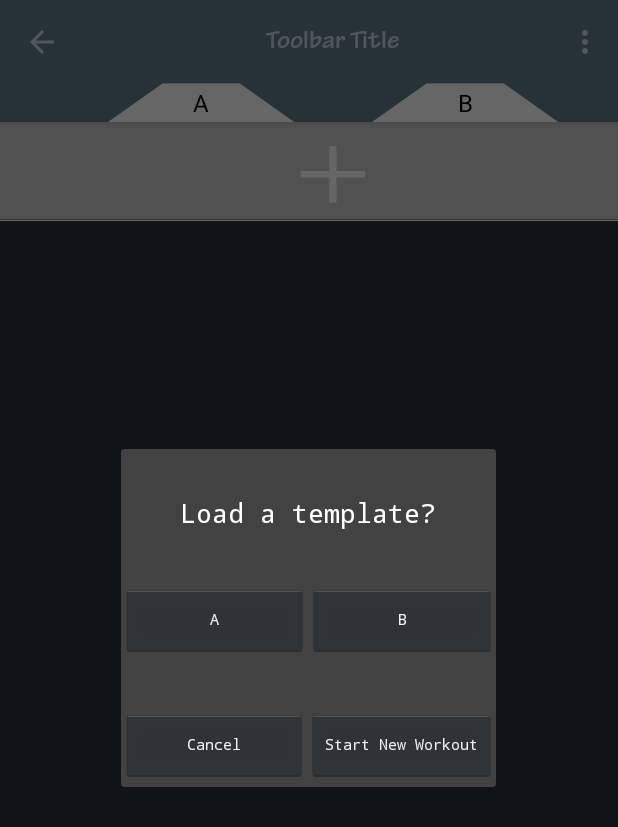
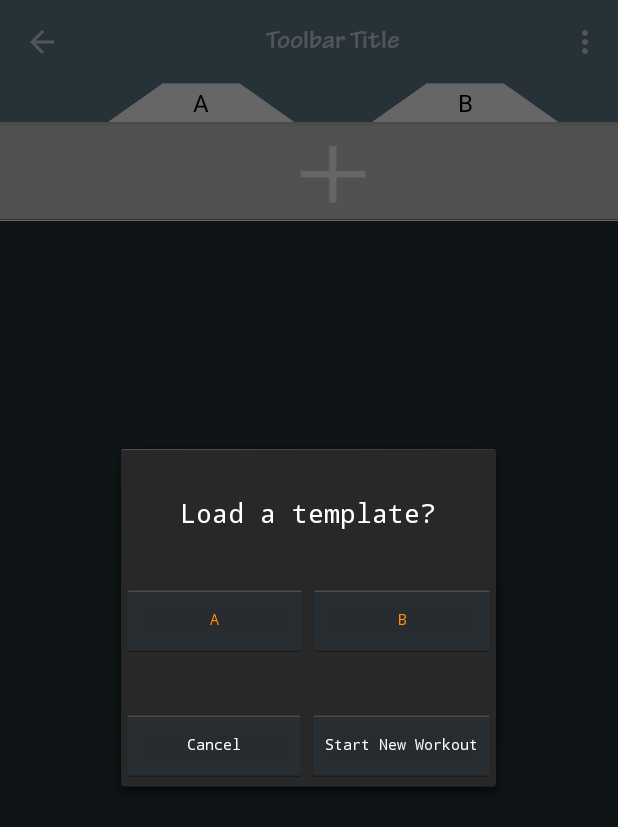
Before and after one commit to fahadhd/LiftFit, an Android app: the fragment StartUpExerciseDialog placed in its activity, on a phone screen of 412 x 824 dp. Shown: the top 827 px of the screen. Run offline under Robolectric (Android 15) with nearby library versions, the phone set to English and light mode, and no system bars; 2 statements that could not run were skipped.

```diff
--- a/app/src/main/AndroidManifest.xml
+++ b/app/src/main/AndroidManifest.xml
@@ -5,7 +5,7 @@
     <application
         android:name=".TrackerApplication"
         android:allowBackup="false"
-        android:icon="@drawable/ic_powerlift"
+        android:icon="@drawable/ic_liftfit"
         android:label="@string/app_name"
         android:supportsRtl="true"
         android:theme="@style/AppTheme">
--- a/app/src/main/java/com/example/fahadhd/bodybuildingtracker/Exercises/WorkoutDialog.java
+++ b/app/src/main/java/com/example/fahadhd/bodybuildingtracker/Exercises/WorkoutDialog.java
@@ -201,7 +201,7 @@ public class WorkoutDialog extends DialogFragment implements View.OnClickListene
     public void setUpSpinners(){
         String[] setItems = new String[]{"1", "2", "3","4","5","6","7","8"};
         String[] repItems = new String[]{"1", "2", "3","4","5","6","7","8","9","10","11","12"
-        ,"13","14","15"};
+        ,"13","14","15","16","17","18","19","20","21","22","23","24","25"};
         ArrayAdapter<String> setAdapter = new ArrayAdapter<>(getActivity(),
                 android.R.layout.simple_spinner_item, setItems);
         ArrayAdapter<String> repAdapter = new ArrayAdapter<>(getActivity(),
@@ -237,6 +237,7 @@ public class WorkoutDialog extends DialogFragment implements View.OnClickListene
         sets.setSelection(setChoice-1);
         reps.setSelection(repChoice-1);
 
+
         sets.setOnItemSelectedListener(new AdapterView.OnItemSelectedListener() {
             @Override
             public void onItemSelected(AdapterView<?> parent, View view, int position, long id) {
--- a/app/src/main/java/com/example/fahadhd/bodybuildingtracker/exercises/StartUpExerciseDialog.java
+++ b/app/src/main/java/com/example/fahadhd/bodybuildingtracker/exercises/StartUpExerciseDialog.java
@@ -28,7 +28,6 @@ public class StartUpExerciseDialog extends DialogFragment implements View.OnClic
 
     public static StartUpExerciseDialog newInstance( boolean templateChecks[] ) {
         StartUpExerciseDialog newDialog = new StartUpExerciseDialog();
-
         Bundle args = new Bundle();
         args.putBooleanArray(Constants.TEMPLATE_TASK.TEMPLATE_EMPTY_KEY,templateChecks);
         newDialog.setArguments(args);
@@ -36,10 +35,12 @@ public class StartUpExerciseDialog extends DialogFragment implements View.OnClic
         return newDialog;
     }
 
+
     @Override
     public void onCreate(Bundle savedInstanceState) {
         super.onCreate(savedInstanceState);
         Bundle bundle = getArguments();
+
         if(bundle.containsKey(Constants.TEMPLATE_TASK.TEMPLATE_EMPTY_KEY)){
             boolean templateChecks[] = bundle.getBooleanArray(Constants.TEMPLATE_TASK.TEMPLATE_EMPTY_KEY);
             if(templateChecks != null) {
--- a/app/src/main/java/com/example/fahadhd/bodybuildingtracker/exercises/TimerService.java
+++ b/app/src/main/java/com/example/fahadhd/bodybuildingtracker/exercises/TimerService.java
@@ -192,7 +192,7 @@ public class TimerService extends Service {
 //        Bitmap my_icon = BitmapFactory.decodeResource(getResources(),
 //                R.drawable.ic_notification);
         Bitmap icon = BitmapFactory.decodeResource(getResources(),
-                R.drawable.ic_notification_powerlift);
+                R.drawable.ic_liftfit);
 
         return (new NotificationCompat.Builder(this)
                 .setContentTitle("Timer Running")
--- a/app/src/main/res/layout/new_exercise_dialog_fragment.xml
+++ b/app/src/main/res/layout/new_exercise_dialog_fragment.xml
@@ -5,7 +5,7 @@
     android:paddingTop="30dp"
     android:orientation="vertical"
     xmlns:android="http://schemas.android.com/apk/res/android"
-    app:theme="@style/WorkoutDialogCustom">
+    android:theme="@style/WorkoutDialogCustom">
     <TextView
         android:id="@+id/template_message"
         android:textColor="@color/white"
@@ -20,6 +20,7 @@
     <LinearLayout
         android:layout_width="match_parent"
         android:layout_height="wrap_content"
+        android:theme="@style/WorkoutDialogCustom"
         android:layout_below="@+id/template_message"
         android:layout_marginTop="35dp"
         android:orientation="horizontal"
@@ -29,13 +30,15 @@
             android:layout_width="0dp"
             android:layout_weight="1"
             android:layout_height="wrap_content"
-            android:text="@string/template_A"/>
+            android:text="@string/template_A"
+            android:textColor="@color/orange_a400"/>
         <Button
             android:id="@+id/load_template_b"
             android:layout_width="0dp"
             android:layout_weight="1"
             android:layout_height="wrap_content"
-            android:text="@string/template_B"/>
+            android:text="@string/template_B"
+            android:textColor="@color/orange_a400"/>
     </LinearLayout>
 
     <LinearLayout
@@ -44,6 +47,7 @@
         android:layout_below="@+id/template_message"
         android:layout_marginTop="35dp"
         android:paddingBottom="4dp"
+
         android:orientation="horizontal"
         >
         <Button
@@ -51,12 +55,14 @@
             android:layout_width="0dp"
             android:layout_weight="1"
             android:layout_height="wrap_content"
-            android:text="Cancel"/>
+            android:text="Cancel"
+            android:textColor="@color/white"/>
         <Button
             android:id="@+id/load_new_workout"
             android:layout_width="wrap_content"
             android:gravity="center_vertical"
             android:layout_height="wrap_content"
-            android:text="Start New Workout"/>
+            android:text="Start New Workout"
+            android:textColor="@color/white"/>
     </LinearLayout>
 </LinearLayout>
--- a/app/src/main/res/layout/workout_dialog_fragment.xml
+++ b/app/src/main/res/layout/workout_dialog_fragment.xml
@@ -4,7 +4,7 @@
     android:layout_width="match_parent"
     android:layout_height="match_parent"
     android:orientation="vertical"
-    app:theme="@style/WorkoutDialogCustom"
+    android:theme="@style/WorkoutDialogCustom"
     android:descendantFocusability="beforeDescendants"
     android:focusableInTouchMode="true"
     android:minHeight="150dp">
@@ -90,11 +90,15 @@
         android:layout_width="0dp"
         android:layout_height="wrap_content"
         android:layout_weight="1"
+        android:minHeight="50dp"
+        android:dropDownWidth="50dp"
+        android:dropDownHeight="80dp"
         />
     <Spinner
         android:layout_width="0dp"
         android:layout_height="wrap_content"
         android:layout_weight="1"
+        android:dropDownWidth="50dp"
         android:id="@+id/reps_choice"
         />
     </LinearLayout>
--- a/app/src/main/res/values/styles.xml
+++ b/app/src/main/res/values/styles.xml
@@ -5,6 +5,12 @@
         <item name="colorPrimary">@color/blue_grey_500</item>
         <item name="colorPrimaryDark">@color/blue_grey_700</item>
         <item name="colorAccent">@color/orange_a400</item>
+
+        <item name="android:dialogTheme">@style/WorkoutDialogCustom</item>
+        <!-- Apply default style for alert dialogs -->
+        <item name="android:alertDialogTheme">@style/WorkoutDialogCustom</item>
+
+
     </style>
 
     <style name="AppTheme.NoActionBar">
```
Also changed, not shown: app/src/main/java/com/example/fahadhd/bodybuildingtracker/Exercises/ExerciseActivity.java (+8 -0 lines), app/src/main/java/com/example/fahadhd/bodybuildingtracker/Sessions/SessionsFragment.java (+6 -7 lines), app/src/main/res/drawable-hdpi/ic_liftfit.png (added), app/src/main/res/drawable-mdpi/ic_liftfit.png (added), app/src/main/res/drawable-xhdpi/ic_liftfit.png (added), app/src/main/res/drawable-xxhdpi/ic_liftfit.png (added), app/src/main/res/drawable-xxxhdpi/ic_liftfit.png (added).
